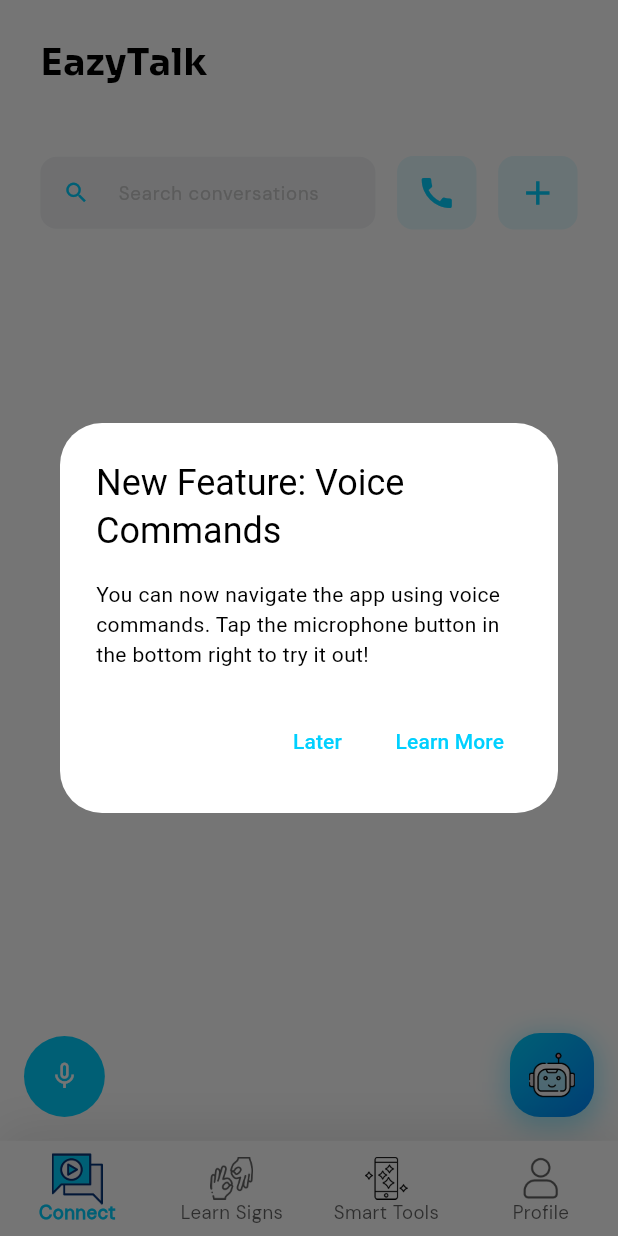
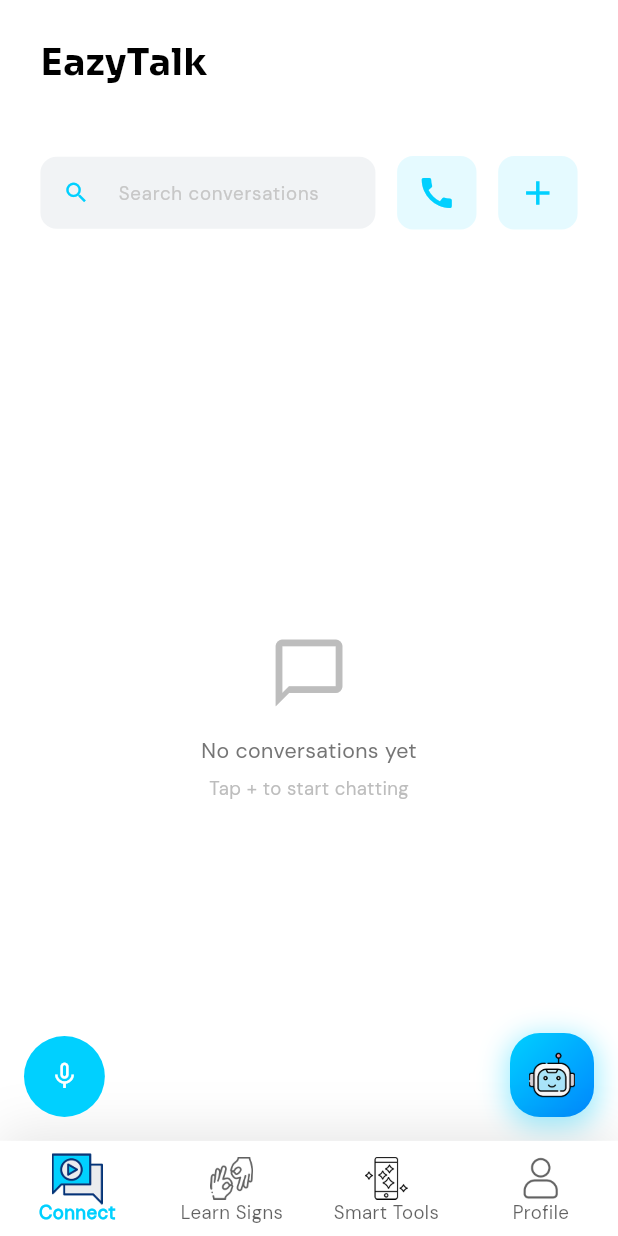
Before and after one commit to Mohammed-Kanbari/EazyTalk, a Flutter app: the Navigation screen opened directly, on a phone screen of 412 x 824 dp. Run offline on Flutter 3.47's test engine with Material 3 defaults, Android fonts, the phone set to English and light mode, and no system bars; our stand-ins replace cached_network_image, cloud_firestore, connectivity_plus, device_info_plus, firebase_auth, firebase_core and 9 more; missing offline and left inert: agora_rtc_engine, flutter_inappwebview; accounts and stored records are empty.

Commit message:
removing the helper guid pop up

```diff
--- a/lib/Screens/secondary_screens/navigation.dart
+++ b/lib/Screens/secondary_screens/navigation.dart
@@ -8,9 +8,9 @@ import 'package:eazytalk/Widgets/voice_navigation/voice_command_button.dart';
 import 'package:eazytalk/core/theme/app_colors.dart';
 import 'package:eazytalk/l10n/app_localizations.dart';
 import 'package:eazytalk/services/voice_navigation/voice_navigation_service.dart';
+import 'package:eazytalk/widgets/voice_navigation/voice_command_guide.dart';
 import 'package:flutter/material.dart';
 import 'package:flutter_screenutil/flutter_screenutil.dart';
-import 'package:eazytalk/services/voice_navigation/voice_command_helper.dart';
 import 'package:eazytalk/services/video_call/call_listener_service.dart';
 
 class Navigation extends StatefulWidget {
@@ -71,8 +71,6 @@ class _NavigationState extends State<Navigation> with TickerProviderStateMixin {
   void initState() {
     super.initState();
 
-    VoiceCommandHelper.showGuideIfNeeded(context);
-
     // Initialize the voice navigation service
     _voiceNavigationService = VoiceNavigationService(
       navigatorKey: _navigatorKey,
@@ -115,7 +113,8 @@ class _NavigationState extends State<Navigation> with TickerProviderStateMixin {
   }
 
   void _showVoiceCommandHelp() {
-    VoiceCommandHelper.navigateToVoiceCommandGuide(context);
+    Navigator.push(context,
+        MaterialPageRoute(builder: (context) => const VoiceCommandGuide()));
   }
 
   @override
@@ -130,7 +129,8 @@ class _NavigationState extends State<Navigation> with TickerProviderStateMixin {
     super.dispose();
   }
 
-  List<BottomNavigationBarItem> _buildNavigationItems(BuildContext context, bool isDarkMode) {
+  List<BottomNavigationBarItem> _buildNavigationItems(
+      BuildContext context, bool isDarkMode) {
     final localizations = AppLocalizations.of(context);
 
     return _navigationItems
--- a/lib/services/voice_navigation/voice_command_helper.dart
+++ /dev/null
@@ -1,63 +0,0 @@
-import 'package:flutter/material.dart';
-import 'package:shared_preferences/shared_preferences.dart';
-import 'package:eazytalk/widgets/voice_navigation/voice_command_guide.dart';
-
-class VoiceCommandHelper {
-  static const String _hasShownGuideKey = 'has_shown_voice_command_guide';
-
-  // Show the guide dialog when the user first encounters the voice command button
-  static Future<void> showGuideIfNeeded(BuildContext context) async {
-    final prefs = await SharedPreferences.getInstance();
-    bool hasShownGuide = prefs.getBool(_hasShownGuideKey) ?? false;
-
-    if (!hasShownGuide) {
-      // Mark as shown so we don't show it again
-      await prefs.setBool(_hasShownGuideKey, true);
-
-      // Show the tooltip guiding users to the voice command feature
-      if (context.mounted) {
-        _showVoiceCommandIntroduction(context);
-      }
-    }
-  }
-
-  // Show an introduction tooltip to help users discover the voice command feature
-  static void _showVoiceCommandIntroduction(BuildContext context) {
-    WidgetsBinding.instance.addPostFrameCallback((_) {
-      showDialog(
-        context: context,
-        builder: (BuildContext context) {
-          return AlertDialog(
-            title: const Text('New Feature: Voice Commands'),
-            content: const Text(
-              'You can now navigate the app using voice commands. Tap the microphone button in the bottom right to try it out!'
-            ),
-            actions: [
-              TextButton(
-                onPressed: () {
-                  Navigator.of(context).pop();
-                },
-                child: const Text('Later'),
-              ),
-              TextButton(
-                onPressed: () {
-                  Navigator.of(context).pop();
-                  navigateToVoiceCommandGuide(context);
-                },
-                child: const Text('Learn More'),
-              ),
-            ],
-          );
-        },
-      );
-    });
-  }
-
-  // Navigate to the voice command guide screen
-  static void navigateToVoiceCommandGuide(BuildContext context) {
-    Navigator.push(
-      context,
-      MaterialPageRoute(builder: (context) => const VoiceCommandGuide()),
-    );
-  }
-}
```
